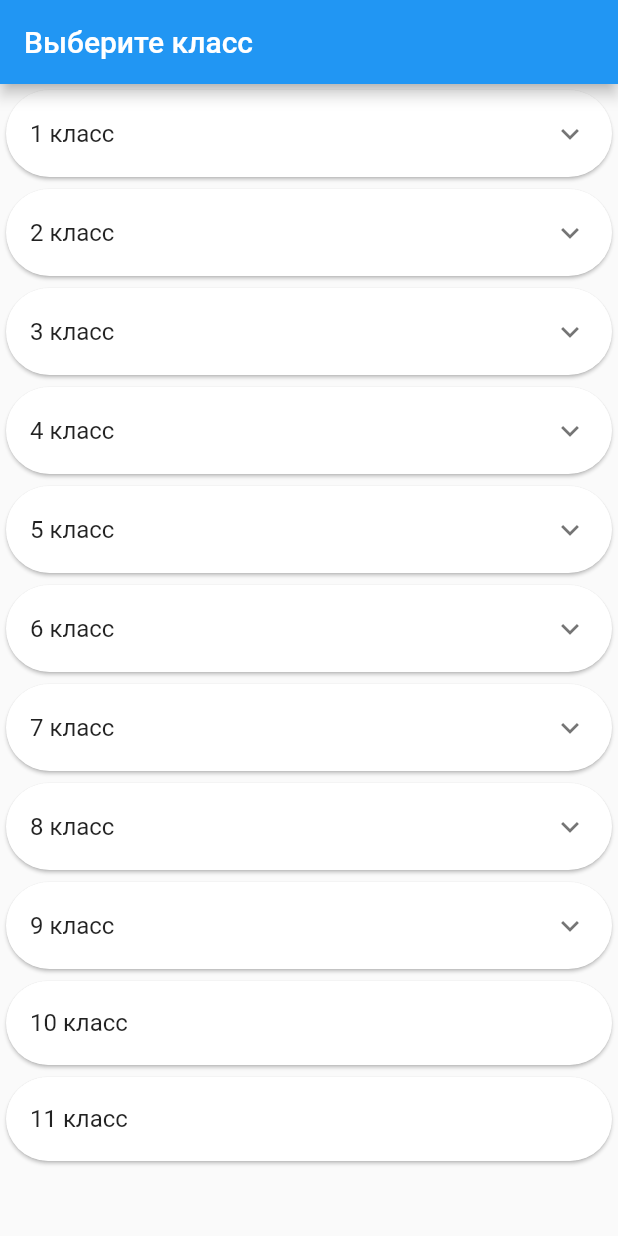
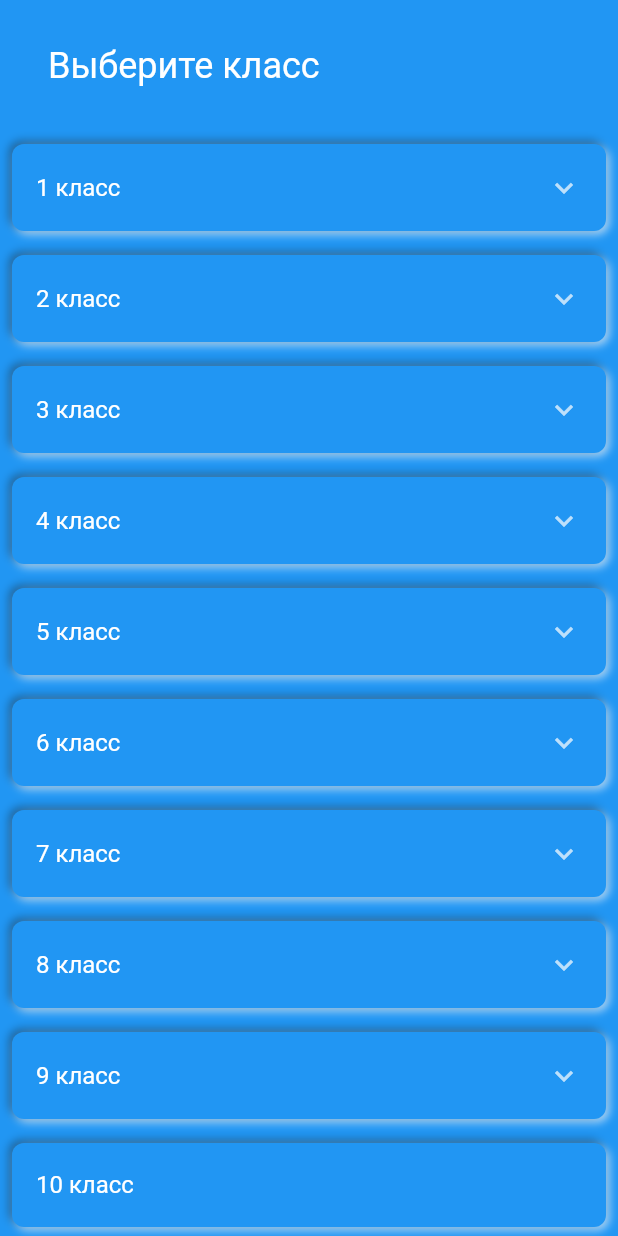
Before and after one commit to balabek22/school_project, a Flutter app: the screen it shows after launch, on a phone screen of 412 x 824 dp. Run offline on Flutter 3.47's test engine with Material 2 defaults, Android fonts, the phone set to English and light mode, and no system bars; drawn by our look-alikes of flutter_neumorphic.

Commit message:
Page data_page.dart, forms_page.dart, main.dart updated and Neumorphic_design added

```diff
--- a/lib/forms_page.dart
+++ b/lib/forms_page.dart
@@ -1,4 +1,4 @@
-import 'package:flutter/material.dart';
+import 'package:flutter_neumorphic/flutter_neumorphic.dart';
 import 'package:school_project/data_page.dart';
 
 class FormsPage extends StatefulWidget {
@@ -11,16 +11,21 @@ class FormsPage extends StatefulWidget {
 class _FormsPageState extends State<FormsPage> {
 
   Widget formChip(int formNumber, String formLatter){
-    return ActionChip(
+    return NeumorphicRadio(
       //elevation: 8.0,
-      padding: const EdgeInsets.all(2.0),
+      padding: const EdgeInsets.all(8.0),
       /*avatar: const CircleAvatar(
         backgroundColor: Colors.redAccent,
         child: Icon(Icons.mode_comment,color:
         Colors.white,size: 20,),
       ),*/
-      label: Text(formLatter),
-      onPressed: () {
+      style: NeumorphicRadioStyle(
+        disableDepth: false, shape: NeumorphicShape.concave,
+        unselectedDepth: 2,
+        selectedDepth: 4
+      ),
+      child: Text(formLatter),
+      onChanged: (changed) {
         Navigator.push(context, MaterialPageRoute(builder: (_){
           return DataPage(
             formLatter: formLatter,
@@ -28,19 +33,22 @@ class _FormsPageState extends State<FormsPage> {
           );
         }));
       },
-      backgroundColor: Colors.grey[200],
-      shape: const StadiumBorder(
+      //backgroundColor: Colors.grey[200],
+      /*shape: const StadiumBorder(
           side: BorderSide(
             width: 1,
             color: Colors.redAccent,
-          )),
+          )),*/
     );
   }
 
   Widget formItem(int formNumber){
     if(formNumber==10 || formNumber==11){
-      return Card(
-        shape: RoundedRectangleBorder(borderRadius: BorderRadius.circular(120)),
+      return Padding(
+        padding: const EdgeInsets.all(8.0),
+        child: Neumorphic(
+          style: NeumorphicStyle(lightSource: LightSource.bottomRight),
+          //shape: RoundedRectangleBorder(borderRadius: BorderRadius.circular(120)),
           child: ListTile(
             title: Text("$formNumber класс"),
           onTap: (){
@@ -52,10 +60,16 @@ class _FormsPageState extends State<FormsPage> {
             }));
           },
           ),
+        ),
       );
     } else{
-      return Card(
-        shape: RoundedRectangleBorder(borderRadius: BorderRadius.circular(120)),
+      return Padding(
+        padding: const EdgeInsets.all(8.0),
+        child: Neumorphic(
+          //shape: RoundedRectangleBorder(borderRadius: BorderRadius.circular(120)),
+          style: NeumorphicStyle(
+            lightSource: LightSource.bottomRight
+          ),
           child: ExpansionTile(
             title: Text('${formNumber} класс'),
             children: [
@@ -71,6 +85,7 @@ class _FormsPageState extends State<FormsPage> {
                 ),
               ),
             ],),
+        ),
       );
     }
   }
@@ -79,7 +94,7 @@ class _FormsPageState extends State<FormsPage> {
   Widget build(BuildContext context) {
     return Scaffold(
       extendBodyBehindAppBar: true,
-      appBar: AppBar(
+      appBar: NeumorphicAppBar(
         title: const Text('Выберите класс'),
       ),
       body: ListView.builder(
--- a/lib/main.dart
+++ b/lib/main.dart
@@ -1,4 +1,4 @@
-import 'package:flutter/material.dart';
+import 'package:flutter_neumorphic/flutter_neumorphic.dart';
 import 'package:school_project/data_page.dart';
 import 'package:school_project/forms_page.dart';
 
@@ -11,12 +11,15 @@ class MyApp extends StatelessWidget {
 
   @override
   Widget build(BuildContext context) {
-    return MaterialApp(
+    return NeumorphicApp(
       title: 'Flutter Demo',
-      theme: ThemeData(
-        primarySwatch: Colors.blue,
+      theme: const NeumorphicThemeData(
+        baseColor: Colors.blue,
+        lightSource: LightSource.bottomRight,
+        depth: 4
       ),
       home: const FormsPage(),
+      debugShowCheckedModeBanner: false,
     );
   }
 }
--- a/pubspec.yaml
+++ b/pubspec.yaml
@@ -33,6 +33,7 @@ dependencies:
 
   # The following adds the Cupertino Icons font to your application.
   # Use with the CupertinoIcons class for iOS style icons.
+  flutter_neumorphic: ^3.2.0
   cupertino_icons: ^1.0.2
   http: ^0.13.4
 
```
Also changed, not shown: lib/data_page.dart (+20 -21 lines), pubspec.lock. Lines whose indentation alone changed are shown as unchanged.
